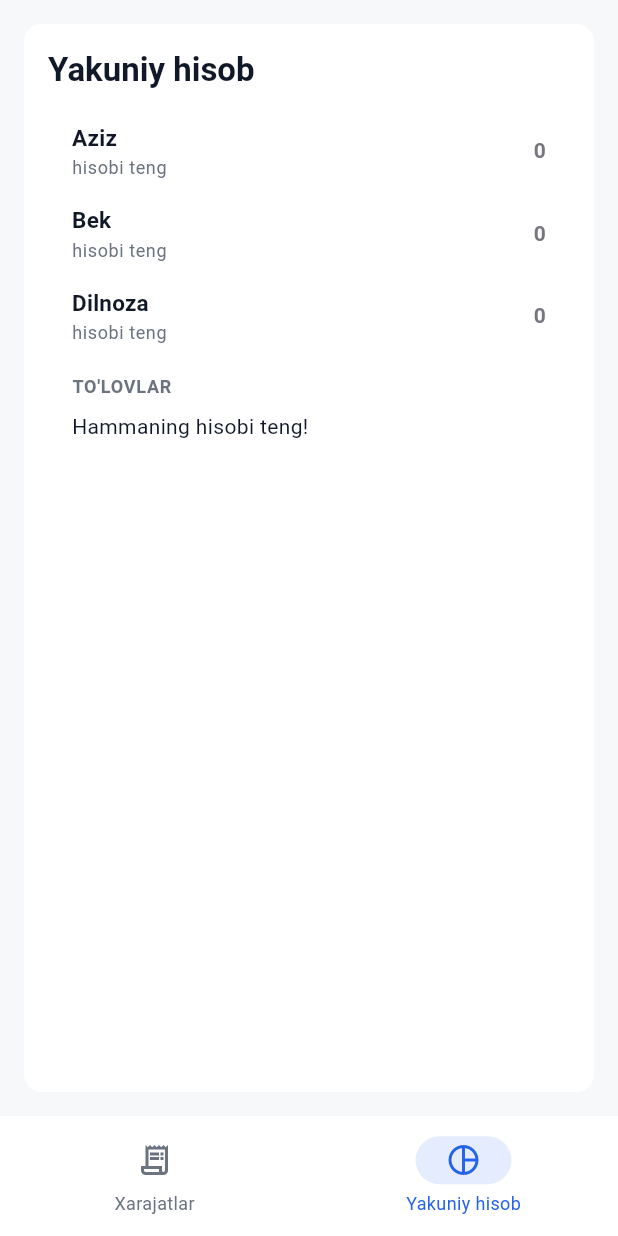
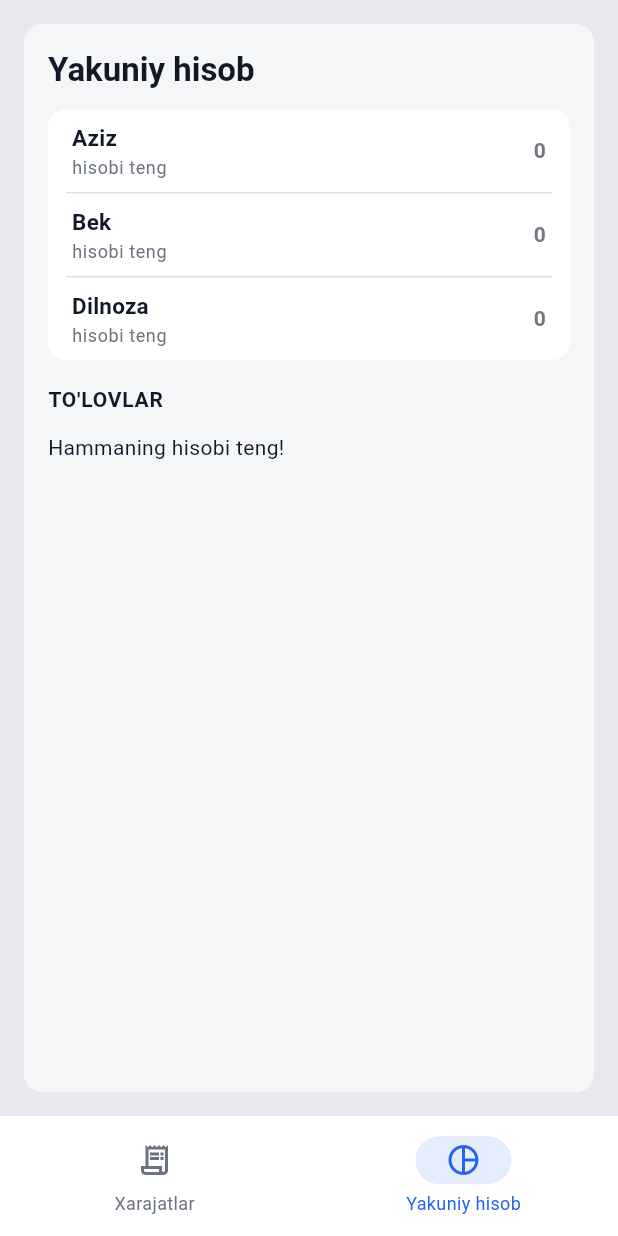
Before and after one commit to AsadbekDeveloper/xarajatlar_test, a Flutter app: the screen it shows after launch, item 2 of the bottom bar chosen, on a phone screen of 412 x 824 dp. Run offline on Flutter 3.47's test engine with Material 3 defaults, Android fonts, the phone set to English and light mode, and no system bars; our stand-ins replace equatable, flutter_bloc.

Commit message:
fix: improving the design match to reference

```diff
--- a/lib/core/app_theme.dart
+++ b/lib/core/app_theme.dart
@@ -52,7 +52,8 @@ class AppTheme {
   const AppTheme._();
 
   static const _primary = Color(0xFF2563EB);
-  static const _scaffoldBackground = Color(0xFFF7F8FA);
+  static const _scaffoldBackground = Color(0xFFE8E9EC);
+  static const _cardBackground = Color(0xFFF5F6F8);
   static const _surface = Color(0xFFFFFFFF);
   static const _textPrimary = Color(0xFF111827);
   static const _textSecondary = Color(0xFF6B7280);
@@ -90,7 +91,7 @@ class AppTheme {
         bodySmall: TextStyle(fontSize: 12, color: _textSecondary),
       ),
       cardTheme: CardThemeData(
-        color: _surface,
+        color: _cardBackground,
         elevation: 0,
         margin: EdgeInsets.zero,
         shape: RoundedRectangleBorder(
--- a/lib/features/ledger/view/summary_view.dart
+++ b/lib/features/ledger/view/summary_view.dart
@@ -10,6 +10,7 @@ import '../domain/settlement_calculator.dart';
 import '../widgets/person_balance_tile.dart';
 import '../widgets/screen_card.dart';
 import '../widgets/settlement_tile.dart';
+import '../widgets/tinted_container.dart';
 
 class SummaryView extends StatelessWidget {
   const SummaryView({super.key});
@@ -42,41 +43,25 @@ class _SummaryList extends StatelessWidget {
       builder: (context, state) {
         final balances = calculateBalances(state.people, state.expenses);
         final settlements = calculateSettlements(balances);
-        final textTheme = Theme.of(context).textTheme;
 
         return ListView(
           children: [
+            _BalancesPanel(
+              people: [
                 for (final person in state.people)
-              PersonBalanceTile(
-                name: person.name,
-                balance: balances[person.id] ?? 0,
+                  (name: person.name, balance: balances[person.id] ?? 0),
+              ],
             ),
-            const SizedBox(height: AppSpacing.md),
-            Padding(
-              padding: const EdgeInsets.symmetric(horizontal: AppSpacing.lg),
-              child: Text(
-                AppStrings.settlementsSectionHeader,
-                style: textTheme.bodySmall?.copyWith(
-                  fontWeight: FontWeight.w700,
-                  letterSpacing: 0.5,
-                ),
-              ),
-            ),
-            const SizedBox(height: AppSpacing.sm),
-            if (settlements.isEmpty)
-              Padding(
-                padding: const EdgeInsets.symmetric(horizontal: AppSpacing.lg),
-                child: Text(
-                  AppStrings.settlementsEmptyMessage,
-                  style: textTheme.bodyMedium,
-                ),
-              )
-            else
+            const SizedBox(height: AppSpacing.lg),
+            _SettlementsSection(
+              settlements: [
                 for (final settlement in settlements)
-                SettlementTile(
+                  (
                     fromName: state.personById(settlement.fromId).name,
                     toName: state.personById(settlement.toId).name,
                     amount: settlement.amount,
+                  ),
+              ],
             ),
           ],
         );
@@ -84,3 +69,67 @@ class _SummaryList extends StatelessWidget {
     );
   }
 }
+
+class _BalancesPanel extends StatelessWidget {
+  const _BalancesPanel({required this.people});
+
+  final List<({String name, int balance})> people;
+
+  @override
+  Widget build(BuildContext context) => TintedContainer(
+    child: Column(
+      children: [
+        for (var i = 0; i < people.length; i++) ...[
+          if (i > 0)
+            Padding(
+              padding: const EdgeInsets.symmetric(horizontal: AppSpacing.md),
+              child: const Divider(height: 1, color: Colors.black12),
+            ),
+          PersonBalanceTile(name: people[i].name, balance: people[i].balance),
+        ],
+      ],
+    ),
+  );
+}
+
+class _SettlementsSection extends StatelessWidget {
+  const _SettlementsSection({required this.settlements});
+
+  final List<({String fromName, String toName, int amount})> settlements;
+
+  @override
+  Widget build(BuildContext context) {
+    final textTheme = Theme.of(context).textTheme;
+
+    return Column(
+      crossAxisAlignment: CrossAxisAlignment.start,
+      children: [
+        Text(
+          AppStrings.settlementsSectionHeader,
+          style: textTheme.bodyMedium?.copyWith(
+            fontWeight: FontWeight.w700,
+            letterSpacing: 0.5,
+          ),
+        ),
+        const SizedBox(height: AppSpacing.md),
+        if (settlements.isEmpty)
+          Text(AppStrings.settlementsEmptyMessage, style: textTheme.bodyMedium)
+        else
+          for (var i = 0; i < settlements.length; i++) ...[
+            if (i > 0) const SizedBox(height: AppSpacing.sm),
+            TintedContainer(
+              padding: const EdgeInsets.symmetric(
+                horizontal: AppSpacing.md,
+                vertical: AppSpacing.sm,
+              ),
+              child: SettlementTile(
+                fromName: settlements[i].fromName,
+                toName: settlements[i].toName,
+                amount: settlements[i].amount,
+              ),
+            ),
+          ],
+      ],
+    );
+  }
+}
--- a/lib/features/ledger/widgets/expense_list_item.dart
+++ b/lib/features/ledger/widgets/expense_list_item.dart
@@ -1,4 +1,5 @@
 import 'package:flutter/material.dart';
+import 'package:xarajatlar_test/features/ledger/widgets/tinted_container.dart';
 
 import '../../../core/app_spacing.dart';
 import '../../../core/app_strings.dart';
@@ -28,10 +29,10 @@ class ExpenseListItem extends StatelessWidget {
     final textTheme = Theme.of(context).textTheme;
     return InkWell(
       onTap: onTap,
-      child: Padding(
+      child: TintedContainer(
         padding: const EdgeInsets.symmetric(
-          vertical: AppSpacing.md,
-          horizontal: AppSpacing.lg,
+          horizontal: AppSpacing.md,
+          vertical: AppSpacing.sm,
         ),
         child: Row(
           children: [
--- a/lib/features/ledger/widgets/settlement_tile.dart
+++ b/lib/features/ledger/widgets/settlement_tile.dart
@@ -1,6 +1,5 @@
 import 'package:flutter/material.dart';
 
-import '../../../core/app_spacing.dart';
 import '../../../core/money_formatter.dart';
 import 'trailing_amount_text.dart';
 
@@ -20,12 +19,7 @@ class SettlementTile extends StatelessWidget {
   Widget build(BuildContext context) {
     final textTheme = Theme.of(context).textTheme;
     final primary = Theme.of(context).colorScheme.primary;
-    return Padding(
-      padding: const EdgeInsets.symmetric(
-        vertical: AppSpacing.sm,
-        horizontal: AppSpacing.lg,
-      ),
-      child: Row(
+    return Row(
       children: [
         Expanded(
           child: Text.rich(
@@ -46,7 +40,6 @@ class SettlementTile extends StatelessWidget {
           style: textTheme.bodyMedium?.copyWith(fontWeight: FontWeight.w700),
         ),
       ],
-      ),
     );
   }
 }
--- /dev/null
+++ b/lib/features/ledger/widgets/tinted_container.dart
@@ -0,0 +1,22 @@
+import 'package:flutter/material.dart';
+
+import '../../../core/app_spacing.dart';
+
+/// A rounded, pure-white panel — the brightest tier of the app's 3-step
+/// surface hierarchy (scaffold darkest → card middle → this, brightest).
+class TintedContainer extends StatelessWidget {
+  const TintedContainer({super.key, required this.child, this.padding});
+
+  final Widget child;
+  final EdgeInsetsGeometry? padding;
+
+  @override
+  Widget build(BuildContext context) => Container(
+    padding: padding,
+    decoration: BoxDecoration(
+      color: Theme.of(context).colorScheme.surface,
+      borderRadius: BorderRadius.circular(AppRadius.card),
+    ),
+    child: child,
+  );
+}
```
Lines whose indentation alone changed are shown as unchanged.
